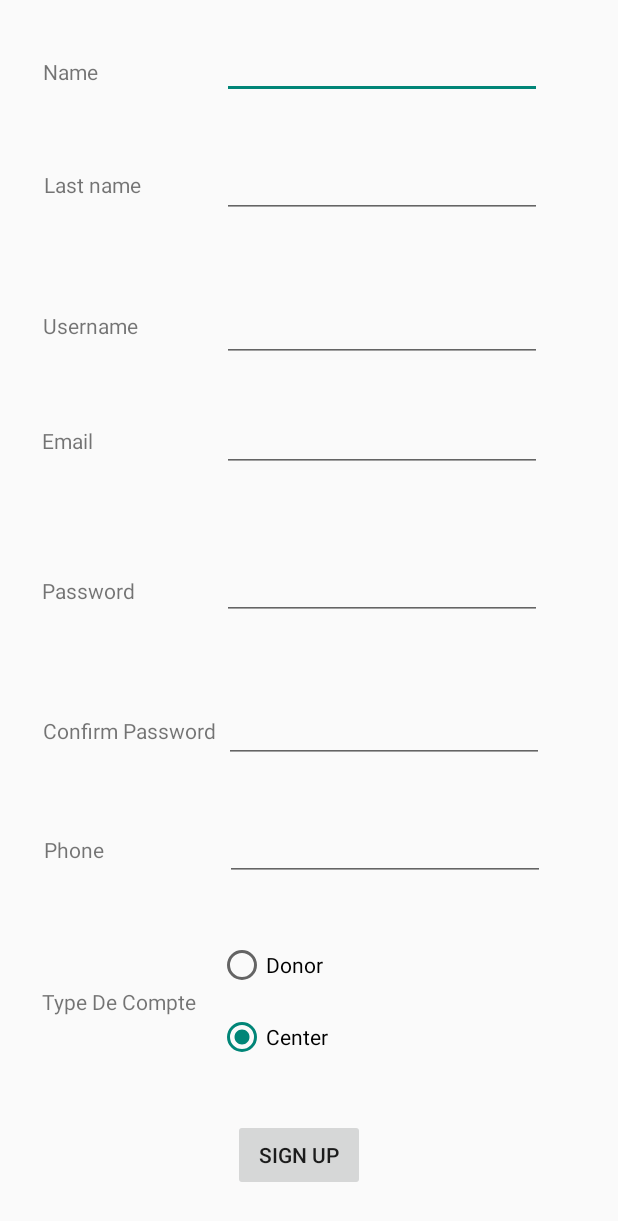
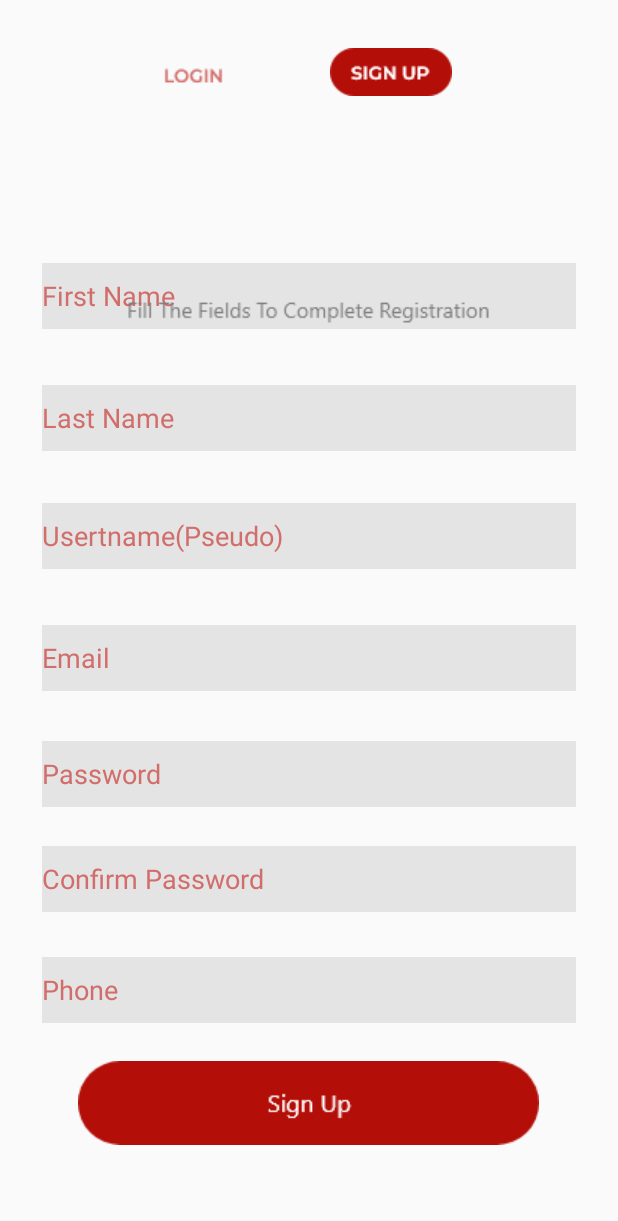
Before and after one commit to akrambenh/BloodPUMP, an Android app: the RegisterActivity screen opened directly, with no data from a screen before it, on a phone screen of 412 x 824 dp. Shown: the top 1221 px of the screen. Run offline under Robolectric (Android 15) with nearby library versions, the phone set to English and light mode, and no system bars; our stand-ins replace Firebase (no records; nobody signed in at launch, a user with empty details on screens opened directly); 4 statements that could not run were skipped.

Commit message:
adding design to main, login and register activities

```diff
--- a/app/src/main/java/com/example/bloodbump/LoginActivity.java
+++ b/app/src/main/java/com/example/bloodbump/LoginActivity.java
@@ -72,4 +72,8 @@ public class LoginActivity extends AppCompatActivity {
     public void resetPassword(View view) {
         startActivity(new Intent(LoginActivity.this, ResetPasswordActivity.class));
     }
+
+    public void switch_signUp(View view) {
+        startActivity(new Intent(LoginActivity.this, RegisterActivity.class));
+    }
 }
--- a/app/src/main/res/layout/activity_login.xml
+++ b/app/src/main/res/layout/activity_login.xml
@@ -10,10 +10,12 @@
         android:id="@+id/login_email"
         android:layout_width="wrap_content"
         android:layout_height="wrap_content"
-        android:background="@drawable/textfield_selected"
+        android:background="@drawable/input_field"
         android:ems="10"
         android:inputType="textEmailAddress"
         android:minHeight="48dp"
+        android:hint="@string/email"
+        android:textColorHint="@color/light_red"
         app:layout_constraintBottom_toBottomOf="parent"
         app:layout_constraintEnd_toEndOf="parent"
         app:layout_constraintHorizontal_bias="0.497"
@@ -26,13 +28,14 @@
         android:id="@+id/login_password"
         android:layout_width="wrap_content"
         android:layout_height="wrap_content"
-        android:background="@drawable/passfield"
+        android:background="@drawable/input_field"
         android:ems="10"
+        android:hint="Password"
         android:inputType="textPassword"
         android:minHeight="48dp"
+        android:textColorHint="@color/light_red"
         app:layout_constraintBottom_toBottomOf="parent"
         app:layout_constraintEnd_toEndOf="parent"
-        app:layout_constraintHorizontal_bias="0.497"
         app:layout_constraintStart_toStartOf="parent"
         app:layout_constraintTop_toTopOf="parent"
         app:layout_constraintVertical_bias="0.317"
@@ -47,7 +50,7 @@
         app:layout_constraintEnd_toEndOf="parent"
         app:layout_constraintStart_toStartOf="parent"
         app:layout_constraintTop_toTopOf="parent"
-        app:layout_constraintVertical_bias="0.621"
+        app:layout_constraintVertical_bias="0.468"
         tools:ignore="SpeakableTextPresentCheck" />
 
     <TextView
@@ -64,6 +67,35 @@
         app:layout_constraintHorizontal_bias="0.498"
         app:layout_constraintStart_toStartOf="parent"
         app:layout_constraintTop_toTopOf="parent"
-        app:layout_constraintVertical_bias="0.404"
+        app:layout_constraintVertical_bias="0.569"
         tools:ignore="TouchTargetSizeCheck" />
+
+    <Button
+        android:id="@+id/button"
+        android:layout_width="81dp"
+        android:layout_height="32dp"
+        android:background="@drawable/login_switch"
+        app:layout_constraintBottom_toBottomOf="parent"
+        app:layout_constraintEnd_toEndOf="parent"
+        app:layout_constraintHorizontal_bias="0.325"
+        app:layout_constraintStart_toStartOf="parent"
+        app:layout_constraintTop_toTopOf="parent"
+        app:layout_constraintVertical_bias="0.05"
+        tools:ignore="SpeakableTextPresentCheck,TouchTargetSizeCheck" />
+
+    <TextView
+        android:layout_width="wrap_content"
+        android:layout_height="wrap_content"
+        android:background="@drawable/sign_up"
+        android:onClick="switch_signUp"
+
+        app:layout_constraintBottom_toBottomOf="parent"
+        app:layout_constraintEnd_toEndOf="parent"
+        app:layout_constraintHorizontal_bias="0.681"
+        app:layout_constraintStart_toStartOf="parent"
+        app:layout_constraintTop_toTopOf="parent"
+        app:layout_constraintVertical_bias="0.06"
+        tools:ignore="TouchTargetSizeCheck,SpeakableTextPresentCheck" />
+
+
 </androidx.constraintlayout.widget.ConstraintLayout>
--- a/app/src/main/res/layout/activity_main.xml
+++ b/app/src/main/res/layout/activity_main.xml
@@ -9,27 +9,10 @@
 
     <Button
         android:id="@+id/login_button"
-        android:layout_width="208dp"
-        android:layout_height="100dp"
-        android:background="@drawable/button"
+        android:layout_width="420dp"
+        android:layout_height="168dp"
+        android:background="@drawable/login_radius"
         android:onClick="login"
-        android:text="@string/login"
-        android:textColor="@color/med_blue"
-        android:textSize="24sp"
-        app:layout_constraintBottom_toBottomOf="parent"
-        app:layout_constraintEnd_toEndOf="parent"
-        app:layout_constraintHorizontal_bias="1.0"
-        app:layout_constraintStart_toStartOf="parent"
-        app:layout_constraintTop_toTopOf="parent"
-        app:layout_constraintVertical_bias="1.0" />
-
-    <Button
-        android:id="@+id/signup_button"
-        android:layout_width="208dp"
-        android:layout_height="100dp"
-        android:background="@drawable/button"
-        android:onClick="signup"
-        android:text="@string/sign_up"
         android:textColor="@color/med_blue"
         android:textSize="24sp"
         app:layout_constraintBottom_toBottomOf="parent"
@@ -37,7 +20,24 @@
         app:layout_constraintHorizontal_bias="0.0"
         app:layout_constraintStart_toStartOf="parent"
         app:layout_constraintTop_toTopOf="parent"
-        app:layout_constraintVertical_bias="1.0" />
+        app:layout_constraintVertical_bias="1.0"
+        tools:ignore="SpeakableTextPresentCheck" />
+
+    <Button
+        android:id="@+id/signup_button"
+        android:layout_width="411dp"
+        android:layout_height="84dp"
+        android:background="@drawable/signup_radius"
+        android:onClick="signup"
+        android:textColor="@color/med_blue"
+        android:textSize="24sp"
+        app:layout_constraintBottom_toBottomOf="parent"
+        app:layout_constraintEnd_toEndOf="parent"
+        app:layout_constraintHorizontal_bias="0.0"
+        app:layout_constraintStart_toStartOf="parent"
+        app:layout_constraintTop_toTopOf="parent"
+        app:layout_constraintVertical_bias="1.0"
+        tools:ignore="SpeakableTextPresentCheck" />
 
     <ImageView
         android:id="@+id/imageView"
--- a/app/src/main/res/layout/activity_register.xml
+++ b/app/src/main/res/layout/activity_register.xml
@@ -9,264 +9,184 @@
 
   <EditText
       android:id="@+id/user_name"
-      android:layout_width="wrap_content"
-      android:layout_height="wrap_content"
+      android:layout_width="356dp"
+      android:layout_height="44dp"
       android:ems="10"
       android:importantForAutofill="no"
       android:inputType="textPersonName"
       android:minHeight="48sp"
+      android:background="@drawable/input_field"
+      android:hint="First Name"
+      android:textColorHint="@color/light_red"
       app:layout_constraintBottom_toBottomOf="parent"
       app:layout_constraintEnd_toEndOf="parent"
-      app:layout_constraintHorizontal_bias="0.746"
+      app:layout_constraintHorizontal_bias="0.497"
       app:layout_constraintStart_toStartOf="parent"
       app:layout_constraintTop_toTopOf="parent"
-      app:layout_constraintVertical_bias="0.023"
-      tools:ignore="MissingConstraints,SpeakableTextPresentCheck" />
+      app:layout_constraintVertical_bias="0.225"
+      tools:ignore="MissingConstraints,SpeakableTextPresentCheck,TouchTargetSizeCheck" />
 
   <EditText
       android:id="@+id/user_lastname"
-      android:layout_width="wrap_content"
-      android:layout_height="wrap_content"
+      android:layout_width="356dp"
+      android:layout_height="44dp"
       android:ems="10"
       android:importantForAutofill="no"
       android:inputType="textPersonName"
       android:minHeight="48sp"
+      android:hint="Last Name"
+      android:textColorHint="@color/light_red"
+      android:background="@drawable/input_field"
       app:layout_constraintBottom_toBottomOf="parent"
       app:layout_constraintEnd_toEndOf="parent"
-      app:layout_constraintHorizontal_bias="0.746"
+      app:layout_constraintHorizontal_bias="0.497"
       app:layout_constraintStart_toStartOf="parent"
       app:layout_constraintTop_toTopOf="parent"
-      app:layout_constraintVertical_bias="0.125"
-      tools:ignore="SpeakableTextPresentCheck" />
+      app:layout_constraintVertical_bias="0.329"
+      tools:ignore="SpeakableTextPresentCheck,TouchTargetSizeCheck" />
 
   <EditText
       android:id="@+id/user_email"
-      android:layout_width="wrap_content"
-      android:layout_height="wrap_content"
+      android:layout_width="356dp"
+      android:layout_height="44dp"
       android:ems="10"
       android:importantForAutofill="no"
       android:inputType="textEmailAddress"
       android:minHeight="48sp"
+      android:background="@drawable/input_field"
+      android:hint="Email"
+      android:textColorHint="@color/light_red"
       app:layout_constraintBottom_toBottomOf="parent"
       app:layout_constraintEnd_toEndOf="parent"
-      app:layout_constraintHorizontal_bias="0.746"
+      app:layout_constraintHorizontal_bias="0.497"
       app:layout_constraintStart_toStartOf="parent"
       app:layout_constraintTop_toTopOf="parent"
-      app:layout_constraintVertical_bias="0.344"
-      tools:ignore="SpeakableTextPresentCheck" />
+      app:layout_constraintVertical_bias="0.534"
+      tools:ignore="SpeakableTextPresentCheck,TouchTargetSizeCheck" />
 
   <EditText
       android:id="@+id/user_password"
-      android:layout_width="wrap_content"
-      android:layout_height="wrap_content"
+      android:layout_width="356dp"
+      android:layout_height="44dp"
       android:ems="10"
       android:importantForAutofill="no"
       android:inputType="textPassword"
       android:minHeight="48sp"
+      android:background="@drawable/input_field"
+      android:hint="Password"
+      android:textColorHint="@color/light_red"
       app:layout_constraintBottom_toBottomOf="parent"
       app:layout_constraintEnd_toEndOf="parent"
-      app:layout_constraintHorizontal_bias="0.746"
+      app:layout_constraintHorizontal_bias="0.497"
       app:layout_constraintStart_toStartOf="parent"
       app:layout_constraintTop_toTopOf="parent"
-      app:layout_constraintVertical_bias="0.471"
-      tools:ignore="SpeakableTextPresentCheck" />
+      app:layout_constraintVertical_bias="0.633"
+      tools:ignore="SpeakableTextPresentCheck,TouchTargetSizeCheck" />
 
   <EditText
       android:id="@+id/confirmPassword"
-      android:layout_width="wrap_content"
-      android:layout_height="wrap_content"
+      android:layout_width="356dp"
+      android:layout_height="44dp"
       android:ems="10"
       android:importantForAutofill="no"
       android:inputType="textPassword"
       android:minHeight="48dp"
+      android:background="@drawable/input_field"
+      android:hint="Confirm Password"
+      android:textColorHint="@color/light_red"
       app:layout_constraintBottom_toBottomOf="parent"
       app:layout_constraintEnd_toEndOf="parent"
-      app:layout_constraintHorizontal_bias="0.751"
+      app:layout_constraintHorizontal_bias="0.497"
       app:layout_constraintStart_toStartOf="parent"
       app:layout_constraintTop_toTopOf="parent"
-      app:layout_constraintVertical_bias="0.594"
-      tools:ignore="SpeakableTextPresentCheck" />
+      app:layout_constraintVertical_bias="0.723"
+      tools:ignore="SpeakableTextPresentCheck,TouchTargetSizeCheck" />
 
-  <TextView
-      android:id="@+id/textView2"
-      android:layout_width="wrap_content"
-      android:layout_height="wrap_content"
-      android:text="Name"
-      android:visibility="visible"
+  <Button
+      android:id="@+id/sign_upButton"
+      android:layout_width="307dp"
+      android:layout_height="56dp"
+      android:layout_marginBottom="36dp"
+      android:background="@drawable/sign_up_button"
       app:layout_constraintBottom_toBottomOf="parent"
       app:layout_constraintEnd_toEndOf="parent"
-      app:layout_constraintHorizontal_bias="0.077"
+      app:layout_constraintHorizontal_bias="0.498"
+      app:layout_constraintStart_toStartOf="parent"
+      app:layout_constraintTop_toBottomOf="@+id/user_phone"
+      app:layout_constraintVertical_bias="0.512"
+      tools:ignore="MissingConstraints,VisualLintBounds,SpeakableTextPresentCheck" />
+
+  <EditText
+      android:id="@+id/user_username"
+      android:layout_width="356dp"
+      android:layout_height="44dp"
+      android:ems="10"
+      android:inputType="textPersonName"
+      android:minHeight="48sp"
+      android:background="@drawable/input_field"
+      android:hint="Usertname(Pseudo)"
+      android:textColorHint="@color/light_red"
+      app:layout_constraintBottom_toBottomOf="parent"
+      app:layout_constraintEnd_toEndOf="parent"
+      app:layout_constraintHorizontal_bias="0.497"
       app:layout_constraintStart_toStartOf="parent"
       app:layout_constraintTop_toTopOf="parent"
-      app:layout_constraintVertical_bias="0.047"
-      tools:ignore="MissingConstraints"
-      tools:visibility="visible" />
+      app:layout_constraintVertical_bias="0.43"
+      tools:ignore="SpeakableTextPresentCheck,TouchTargetSizeCheck" />
 
-  <TextView
-      android:id="@+id/textView3"
-      android:layout_width="wrap_content"
-      android:layout_height="wrap_content"
-      android:text="Last name"
+  <EditText
+      android:id="@+id/user_phone"
+      android:layout_width="356dp"
+      android:layout_height="44dp"
+      android:ems="10"
+      android:inputType="phone"
+      android:minHeight="48sp"
+      android:background="@drawable/input_field"
+      android:hint="Phone"
+      android:textColorHint="@color/light_red"
       app:layout_constraintBottom_toBottomOf="parent"
       app:layout_constraintEnd_toEndOf="parent"
-      app:layout_constraintHorizontal_bias="0.084"
-      app:layout_constraintStart_toStartOf="parent"
-      app:layout_constraintTop_toTopOf="parent"
-      app:layout_constraintVertical_bias="0.141"
-      tools:ignore="MissingConstraints" />
-
-  <TextView
-      android:id="@+id/textView4"
-      android:layout_width="wrap_content"
-      android:layout_height="wrap_content"
-      android:text="Email"
-      app:layout_constraintBottom_toBottomOf="parent"
-      app:layout_constraintEnd_toEndOf="parent"
-      app:layout_constraintHorizontal_bias="0.074"
-      app:layout_constraintStart_toStartOf="parent"
-      app:layout_constraintTop_toTopOf="parent"
-      app:layout_constraintVertical_bias="0.353"
-      tools:ignore="MissingConstraints" />
-
-  <TextView
-      android:id="@+id/textView5"
-      android:layout_width="63dp"
-      android:layout_height="21dp"
-      android:text="Password"
-      app:layout_constraintBottom_toBottomOf="parent"
-      app:layout_constraintEnd_toEndOf="parent"
-      app:layout_constraintHorizontal_bias="0.08"
-      app:layout_constraintStart_toStartOf="parent"
-      app:layout_constraintTop_toTopOf="parent"
-      app:layout_constraintVertical_bias="0.478"
-      tools:ignore="MissingConstraints" />
-
-  <TextView
-      android:id="@+id/textView6"
-      android:layout_width="117dp"
-      android:layout_height="21dp"
-      android:text="Confirm Password"
-      app:layout_constraintBottom_toBottomOf="parent"
-      app:layout_constraintEnd_toEndOf="parent"
-      app:layout_constraintHorizontal_bias="0.098"
-      app:layout_constraintStart_toStartOf="parent"
-      app:layout_constraintTop_toTopOf="parent"
-      app:layout_constraintVertical_bias="0.595"
-      tools:ignore="MissingConstraints" />
-
-  <TextView
-      android:id="@+id/textView7"
-      android:layout_width="wrap_content"
-      android:layout_height="wrap_content"
-      android:text="Type De Compte"
-      app:layout_constraintBottom_toBottomOf="parent"
-      app:layout_constraintEnd_toEndOf="parent"
-      app:layout_constraintHorizontal_bias="0.091"
+      app:layout_constraintHorizontal_bias="0.497"
       app:layout_constraintStart_toStartOf="parent"
       app:layout_constraintTop_toTopOf="parent"
       app:layout_constraintVertical_bias="0.818"
-      tools:ignore="MissingConstraints" />
+      tools:ignore="SpeakableTextPresentCheck,TouchTargetSizeCheck" />
+
+
+  <ImageView
+      android:id="@+id/imageView4"
+      android:layout_width="wrap_content"
+      android:layout_height="wrap_content"
+      android:layout_marginBottom="608dp"
+      app:layout_constraintBottom_toBottomOf="parent"
+      app:layout_constraintEnd_toEndOf="parent"
+      app:layout_constraintHorizontal_bias="0.497"
+      app:layout_constraintStart_toStartOf="parent"
+      app:srcCompat="@drawable/fill_the_fields_to_complete_registration" />
 
   <Button
-      android:id="@+id/sign_upButton"
+      android:id="@+id/button2"
+      android:layout_width="81dp"
+      android:layout_height="32dp"
+      android:background="@drawable/signup_button_switch"
+      app:layout_constraintBottom_toBottomOf="parent"
+      app:layout_constraintEnd_toEndOf="parent"
+      app:layout_constraintHorizontal_bias="0.666"
+      app:layout_constraintStart_toStartOf="parent"
+      app:layout_constraintTop_toTopOf="parent"
+      app:layout_constraintVertical_bias="0.04"
+      tools:ignore="SpeakableTextPresentCheck,TouchTargetSizeCheck" />
+
+  <ImageView
+      android:id="@+id/imageView5"
       android:layout_width="wrap_content"
       android:layout_height="wrap_content"
-      android:text="SIGN UP"
       app:layout_constraintBottom_toBottomOf="parent"
       app:layout_constraintEnd_toEndOf="parent"
-      app:layout_constraintHorizontal_bias="0.479"
-      app:layout_constraintStart_toStartOf="parent"
-      app:layout_constraintTop_toBottomOf="@+id/radiogroup"
-      tools:ignore="MissingConstraints,VisualLintBounds" />
-
-  <EditText
-      android:id="@+id/user_username"
-      android:layout_width="wrap_content"
-      android:layout_height="wrap_content"
-      android:ems="10"
-      android:inputType="textPersonName"
-      android:minHeight="48sp"
-      app:layout_constraintBottom_toBottomOf="parent"
-      app:layout_constraintEnd_toEndOf="parent"
-      app:layout_constraintHorizontal_bias="0.746"
+      app:layout_constraintHorizontal_bias="0.292"
       app:layout_constraintStart_toStartOf="parent"
       app:layout_constraintTop_toTopOf="parent"
-      app:layout_constraintVertical_bias="0.249"
-      tools:ignore="SpeakableTextPresentCheck" />
-
-  <RadioGroup
-      android:id="@+id/radiogroup"
-      android:layout_width="108dp"
-      android:layout_height="96dp"
-      app:layout_constraintBottom_toBottomOf="parent"
-      app:layout_constraintEnd_toEndOf="parent"
-      app:layout_constraintHorizontal_bias="0.478"
-      app:layout_constraintStart_toStartOf="parent"
-      app:layout_constraintTop_toTopOf="parent"
-      app:layout_constraintVertical_bias="0.851">
-
-    <RadioButton
-        android:id="@+id/donor"
-        android:layout_width="match_parent"
-        android:layout_height="wrap_content"
-        android:checked="false"
-        android:minHeight="48sp"
-        android:text="Donor"
-        tools:ignore="TouchTargetSizeCheck" />
-
-    <RadioButton
-        android:id="@+id/center"
-        android:layout_width="match_parent"
-        android:layout_height="wrap_content"
-        android:checked="true"
-        android:minHeight="48sp"
-        android:text="Center" />
-
-    <TextView
-        android:id="@+id/textview8"
-        android:layout_width="wrap_content"
-        android:layout_height="wrap_content"
-        android:text="TextView" />
-
-  </RadioGroup>
-
-  <EditText
-      android:id="@+id/user_phone"
-      android:layout_width="wrap_content"
-      android:layout_height="wrap_content"
-      android:ems="10"
-      android:inputType="phone"
-      android:minHeight="48sp"
-      app:layout_constraintBottom_toBottomOf="parent"
-      app:layout_constraintEnd_toEndOf="parent"
-      app:layout_constraintHorizontal_bias="0.756"
-      app:layout_constraintStart_toStartOf="parent"
-      app:layout_constraintTop_toTopOf="parent"
-      app:layout_constraintVertical_bias="0.695"
-      tools:ignore="SpeakableTextPresentCheck" />
-
-  <TextView
-      android:id="@+id/textView8"
-      android:layout_width="wrap_content"
-      android:layout_height="wrap_content"
-      android:text="Phone"
-      app:layout_constraintBottom_toBottomOf="parent"
-      app:layout_constraintEnd_toEndOf="parent"
-      app:layout_constraintHorizontal_bias="0.079"
-      app:layout_constraintStart_toStartOf="parent"
-      app:layout_constraintTop_toTopOf="parent"
-      app:layout_constraintVertical_bias="0.692" />
-
-  <TextView
-      android:id="@+id/textView9"
-      android:layout_width="wrap_content"
-      android:layout_height="wrap_content"
-      android:text="Username"
-      app:layout_constraintBottom_toBottomOf="parent"
-      app:layout_constraintEnd_toEndOf="parent"
-      app:layout_constraintHorizontal_bias="0.082"
-      app:layout_constraintStart_toStartOf="parent"
-      app:layout_constraintTop_toTopOf="parent"
-      app:layout_constraintVertical_bias="0.258" />
+      app:layout_constraintVertical_bias="0.053"
+      app:srcCompat="@drawable/login_switch_title" />
 
 </androidx.constraintlayout.widget.ConstraintLayout>
--- a/app/src/main/res/values/colors.xml
+++ b/app/src/main/res/values/colors.xml
@@ -9,5 +9,6 @@
     <color name="black">#FF000000</color>
     <color name="white">#FFFFFFFF</color>
     <color name="my_red">#B30E08</color>
+    <color name="light_red">#D16E6B</color>
     <color name="med_blue">#38B6FF</color>
 </resources>
--- a/app/src/main/res/values/strings.xml
+++ b/app/src/main/res/values/strings.xml
@@ -2,4 +2,5 @@
     <string name="app_name">BloodBUMP</string>
     <string name="login">Login</string>
     <string name="sign_up">Sign Up</string>
+    <string name="email">Email</string>
 </resources>
```
Also changed, not shown: app/src/main/res/drawable/fill_the_fields_to_complete_registration.png (added), app/src/main/res/drawable/input_field.png (added), app/src/main/res/drawable/login_radius.png (added), app/src/main/res/drawable/login_switch.png (added), app/src/main/res/drawable/login_switch_title.png (added), app/src/main/res/drawable/logo2.png (added), app/src/main/res/drawable/sign_up.png (added), app/src/main/res/drawable/sign_up_button.png (added), app/src/main/res/drawable/sign_up_title.png (added), app/src/main/res/drawable/signup_button_switch.png (added), app/src/main/res/drawable/signup_radius.png (added).
